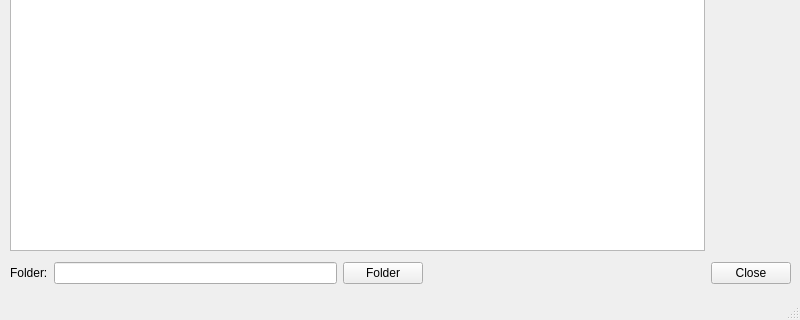
First picture: the form in mainwindow.ui, repository YoshimasaAwata/MakePlayList, before the edit; both pictures show x 0 to 800 and y 280 to 600 of the 800 by 600 pixel window.
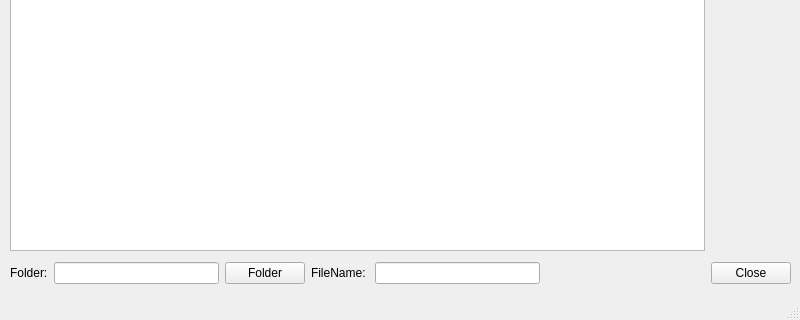
Second picture: the form after the edit.

What changed in the file:
```diff
--- a/mainwindow.ui
+++ b/mainwindow.ui
@@ -14,7 +14,7 @@
    <string>MainWindow</string>
   </property>
   <widget class="QWidget" name="centralwidget">
-   <widget class="QWidget" name="">
+   <widget class="QWidget" name="layoutWidget">
     <property name="geometry">
      <rect>
       <x>10</x>
@@ -32,7 +32,11 @@
       </widget>
      </item>
      <item>
-      <widget class="QLineEdit" name="lineEdit"/>
+      <widget class="QLineEdit" name="FolderLineEdit">
+       <property name="readOnly">
+        <bool>true</bool>
+       </property>
+      </widget>
      </item>
      <item>
       <widget class="QPushButton" name="folderButton">
@@ -41,6 +45,16 @@
        </property>
       </widget>
      </item>
+     <item>
+      <widget class="QLabel" name="label_2">
+       <property name="text">
+        <string>FileName: </string>
+       </property>
+      </widget>
+     </item>
+     <item>
+      <widget class="QLineEdit" name="fileNameLineEdit"/>
+     </item>
      <item>
       <spacer name="horizontalSpacer">
        <property name="orientation">
@@ -63,7 +77,7 @@
      </item>
     </layout>
    </widget>
-   <widget class="QWidget" name="">
+   <widget class="QWidget" name="layoutWidget">
     <property name="geometry">
      <rect>
       <x>10</x>
```
